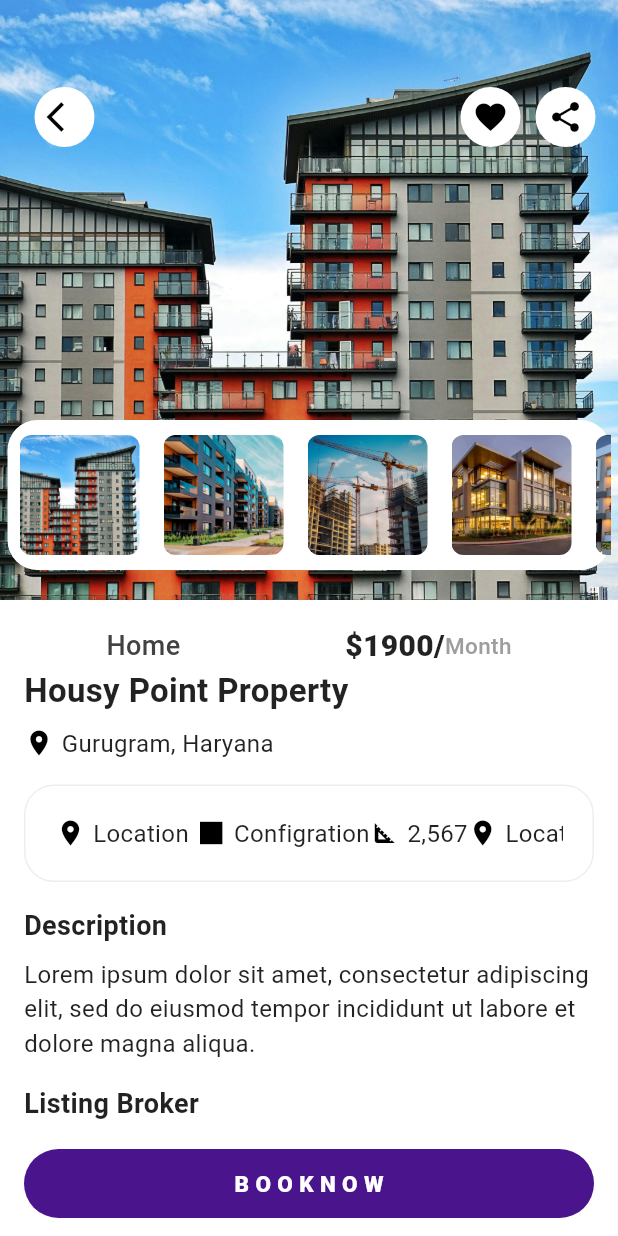
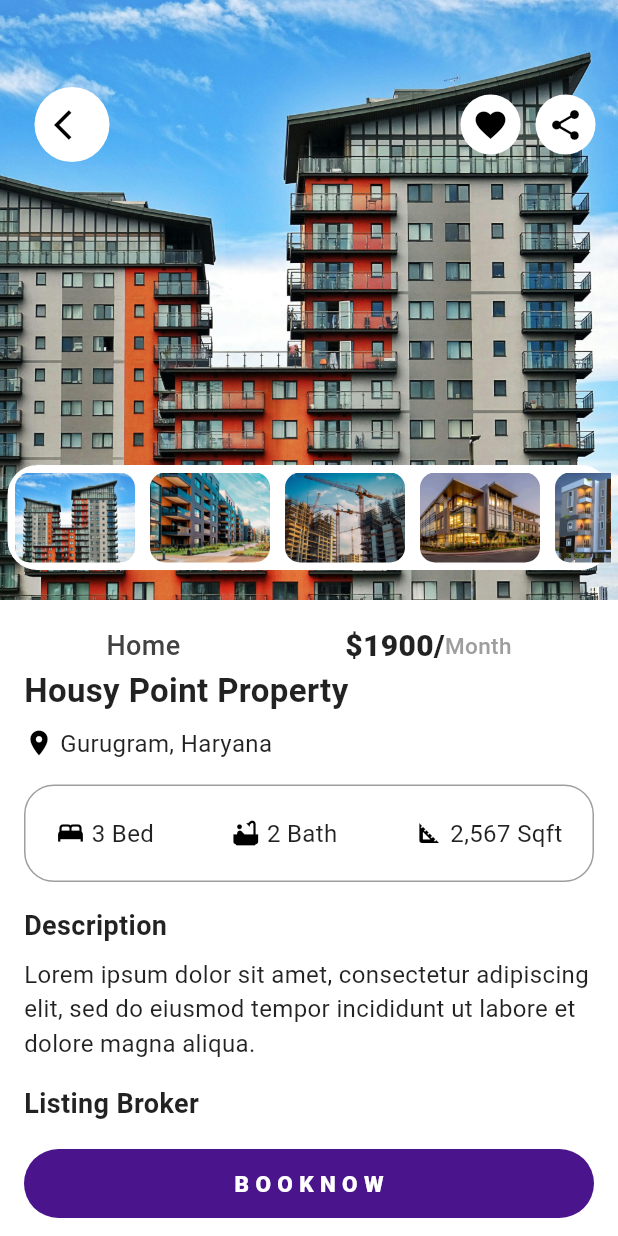
Before and after one commit to prayasjadaun/HousyPoint, a Flutter app: the PropertyDetailScreen screen opened directly, on a phone screen of 412 x 824 dp. Run offline on Flutter 3.47's test engine with Material 3 defaults, Android fonts, the phone set to English and light mode, and no system bars; our stand-ins replace convex_bottom_bar, country_picker, flutter_map, flutter_spinkit, geocoding, geolocator and 7 more; missing offline and left inert: insta_image_viewer.

Commit message:
Add changes in aparts screen

```diff
--- a/housy_point/lib/views/screens/homeContentScreen/second_apart_screen.dart
+++ b/housy_point/lib/views/screens/homeContentScreen/second_apart_screen.dart
@@ -149,13 +149,26 @@ class _PropertyDetailScreenState extends State<PropertyDetailScreen> {
   ];
 
   final List<AmenityItems> amenityitems = [
-    AmenityItems(name: 'Basket Ball', icon: Icons.sports_basketball),
-    AmenityItems(name: 'Themed Garden', icon: Icons.park),
-    AmenityItems(name: 'Golf Putting', icon: Icons.golf_course),
-    AmenityItems(name: 'Swimming Pool', icon: Icons.pool),
-    AmenityItems(name: 'Gym', icon: Icons.fitness_center),
-    AmenityItems(name: 'Kids Play Area', icon: Icons.child_friendly),
-    AmenityItems(name: 'Tennis Court', icon: Icons.sports_tennis),
+    AmenityItems(name: 'Basket Ball', iconName: '🏀'),
+    AmenityItems(name: 'Themed Garden', iconName: '⛲️'),
+    AmenityItems(name: 'Golf Putting', iconName: '⛳️⛳️'),
+    AmenityItems(name: 'Swimming Pool', iconName: '🏊🏻'),
+    AmenityItems(name: 'Gym', iconName: '🏋🏻'),
+    AmenityItems(name: 'Kids Play Area', iconName: '🛝🛝'),
+    AmenityItems(name: 'Sports', iconName: '🚵🏻‍♀️'),
+    AmenityItems(name: 'Smoke Free', iconName: '🚬'),
+  ];
+  final List<Color> iconBgColor = [
+    Colors.green.shade300,
+    Colors.red.shade300,
+    Colors.white,
+    Colors.blue.shade300,
+    Colors.deepPurple.shade300,
+    Colors.yellow.shade300,
+    Colors.pink.shade300,
+    Colors.orange.shade300,
+    Colors.brown.shade300,
+    Colors.grey.shade300,
   ];
 
   @override
@@ -172,8 +185,35 @@ class _PropertyDetailScreenState extends State<PropertyDetailScreen> {
 
     return Scaffold(
         // appBar: AppBar(
-        //   backgroundColor: Colors.transparent,
-        //   title: ,
+        //   title: Row(
+        //     mainAxisAlignment: MainAxisAlignment.end,
+        //     children: [
+        //       Container(
+        //           height: 50,
+        //           width: 150,
+        //           child: Center(
+        //               child: Image.asset(
+        //             'assets/applogos/white_logo_point.jpg',
+        //           ))),
+        //       CircleAvatar(
+        //         backgroundColor: Colors.white,
+        //         child: Icon(
+        //           Icons.favorite,
+        //           color: Colors.black,
+        //         ),
+        //       ),
+        //       SizedBox(
+        //         width: 10,
+        //       ),
+        //       CircleAvatar(
+        //         backgroundColor: Colors.white,
+        //         child: Icon(
+        //           Icons.share,
+        //           color: Colors.black,
+        //         ),
+        //       )
+        //     ],
+        //   ),
         // ),
         body: SingleChildScrollView(
           child: Column(
@@ -208,10 +248,13 @@ class _PropertyDetailScreenState extends State<PropertyDetailScreen> {
                             Navigator.pop(context);
                           },
                           icon: CircleAvatar(
+                            radius: 25,
                             backgroundColor: Colors.white,
+                            child: Center(
                               child: Icon(
                                 Icons.arrow_back_ios,
                                 color: Colors.black,
+                              ),
                             ),
                           ),
                         ),
@@ -245,9 +288,8 @@ class _PropertyDetailScreenState extends State<PropertyDetailScreen> {
                     right: 5,
                     bottom: 20,
                     child: Container(
-                      padding:
-                          EdgeInsets.symmetric(horizontal: 0, vertical: 10),
-                      height: 100,
+                      padding: EdgeInsets.symmetric(horizontal: 0, vertical: 5),
+                      height: 70,
                       decoration: BoxDecoration(
                         color: Colors.white,
                         borderRadius: BorderRadius.circular(20),
@@ -264,7 +306,7 @@ class _PropertyDetailScreenState extends State<PropertyDetailScreen> {
                                   .resumeAutoSlide(propertyImages);
                             },
                             child: Container(
-                              margin: const EdgeInsets.symmetric(horizontal: 8),
+                              margin: const EdgeInsets.symmetric(horizontal: 5),
                               width: 80,
                               decoration: BoxDecoration(
                                 // border: Border.all(
@@ -277,7 +319,7 @@ class _PropertyDetailScreenState extends State<PropertyDetailScreen> {
                                 borderRadius: BorderRadius.circular(10),
                               ),
                               child: ClipRRect(
-                                borderRadius: BorderRadius.circular(8),
+                                borderRadius: BorderRadius.circular(10),
                                 child: Image.asset(
                                   propertyImages[index],
                                   fit: BoxFit.cover,
@@ -335,40 +377,22 @@ class _PropertyDetailScreenState extends State<PropertyDetailScreen> {
                       text: 'Gurugram, Haryana',
                     ),
                     const SizedBox(height: 16),
-
                     Container(
                       padding: const EdgeInsets.all(20),
                       decoration: BoxDecoration(
                         borderRadius: BorderRadius.circular(20),
-                        border: Border.all(color: Colors.grey.shade200)
+                        border: Border.all(color: Colors.grey),
                       ),
-                      child: SingleChildScrollView(
-                        scrollDirection: Axis.horizontal,
                       child: Row(
-                          mainAxisAlignment: MainAxisAlignment.spaceAround,
+                        mainAxisAlignment: MainAxisAlignment.spaceBetween,
                         children: const [
+                          IconWithText(icon: Icons.bed, text: '3 Bed'),
+                          IconWithText(icon: Icons.bathtub, text: '2 Bath'),
                           IconWithText(
-                                icon: Icons.location_on, text: 'Location'),
-                                SizedBox(width: 5,),
-                            IconWithText(
-                                icon: Icons.square_sharp,
-                                text: 'Configration'),
-                            IconWithText(
-                                icon: Icons.square_foot,
-                                text: '2,567'),
-                                IconWithText(
-                                icon: Icons.location_on, text: 'Location'),
-                            IconWithText(
-                                icon: Icons.square_sharp,
-                                text: 'Configration'),
-                            IconWithText(
-                                icon: Icons.square_foot,
-                                text: '2,567'),
+                              icon: Icons.square_foot, text: '2,567 Sqft'),
                         ],
                       ),
                     ),
-                    ),
-
                     const SizedBox(height: 16),
                     // Description--------------
                     const Text(
@@ -397,6 +421,9 @@ class _PropertyDetailScreenState extends State<PropertyDetailScreen> {
                       subtitle: Text('18392719103'),
                       trailing: Icon(Icons.phone),
                     ),
+                    SizedBox(
+                      height: 10,
+                    ),
                     // Amenties --------
                     Row(
                       mainAxisAlignment: MainAxisAlignment.spaceBetween,
@@ -413,58 +440,77 @@ class _PropertyDetailScreenState extends State<PropertyDetailScreen> {
                       ],
                     ),
                     Container(
-                      height: 300,
+                      height: 220,
+                      decoration: BoxDecoration(
+                          border: Border.all(color: Colors.grey.shade200),
+                          borderRadius: BorderRadius.circular(20)),
+                      padding:
+                          EdgeInsets.symmetric(vertical: 10, horizontal: 1),
                       child: GridView.builder(
-                        physics:
-                            BouncingScrollPhysics(), // Optional, adjust based on your use case
+                        physics: NeverScrollableScrollPhysics(),
                         scrollDirection: Axis.vertical,
-                        shrinkWrap:
-                            true, // Ensures the GridView takes up only as much space as needed
                         gridDelegate: SliverGridDelegateWithFixedCrossAxisCount(
-                          crossAxisCount: 5, // Number of columns
-                          crossAxisSpacing: 5, // Space between columns
-                          mainAxisSpacing: 15, // Space between rows
-                          childAspectRatio:
-                              1, // Aspect ratio of each grid item (1 means square)
+                          crossAxisCount: 4, // Number of columns
+                          mainAxisSpacing: 10, // Space between rows
                         ),
                         itemCount: amenityitems.length,
                         itemBuilder: (context, index) {
+                          // Handle null iconName or name
+                          String icon = amenityitems[index]
+                              .iconName; // Fallback to a default icon
+
+
                           return Column(
-                            crossAxisAlignment:
-                                CrossAxisAlignment.center, // Center the items
+                            mainAxisAlignment: MainAxisAlignment
+                                .center, // Center items vertically
+                            crossAxisAlignment: CrossAxisAlignment
+                                .center, // Center items horizontally
                             children: [
                               Container(
-                                height: 50,
-                                width: 50,
+                                height: 70,
+                                width: 70,
                                 decoration: BoxDecoration(
-                                  shape: BoxShape.rectangle,
-                                  borderRadius: BorderRadius.circular(20),
-                                  color: Colors.grey.shade300,
-                                ),
-                                child: Icon(
-                                  amenityitems[index].icon,
-                                  color: Colors.black,
+                                    // border: Border.all(color: Colors.red),
+                                    borderRadius: BorderRadius.circular(25),
+                                    color: Colors.grey.shade200),
+                                child: Center(
+                                  child: Text(
+                                    icon,
+                                    style: TextStyle(fontSize: 30),
                                   ),
                                 ),
-                              SizedBox(height: 5),
+                              ),
+                              // Small gap between icon and text
                               Expanded(
-                                child: Align(
-                                  alignment: Alignment.center,
                                 child: Text(
-                                    softWrap: false,
                                   maxLines: 2,
+                                  softWrap: true,
                                   amenityitems[index].name,
                                   textAlign:
                                       TextAlign.center, // Center the text
-                                    overflow: TextOverflow
-                                        .ellipsis, // Add ellipsis if text overflows
-                                  ),
+                                  // overflow: TextOverflow
+                                  //   .ellipsis, // Add ellipsis if text overflows
                                 ),
                               ),
                             ],
                           );
                         },
                       ),
+                    ),
+                    SizedBox(height: 10),
+                    Row(
+                      mainAxisAlignment: MainAxisAlignment.spaceBetween,
+                      children: [
+                        Text(
+                          'Landmarks',
+                          style: TextStyle(
+                              fontSize: 18, fontWeight: FontWeight.w700),
+                        ),
+                        Text(
+                          'see all',
+                          style: TextStyle(color: Colors.blue),
+                        ),
+                      ],
                     ),
                   ],
                 ),
@@ -500,8 +546,8 @@ class _PropertyDetailScreenState extends State<PropertyDetailScreen> {
 
 class AmenityItems {
   final String name;
-  final IconData icon;
-  AmenityItems({required this.name, required this.icon});
+  final String iconName;
+  AmenityItems({required this.name, required this.iconName});
 }
 
 class IconWithText extends StatelessWidget {
@@ -516,7 +562,7 @@ class IconWithText extends StatelessWidget {
     return Row(
       children: [
         Icon(icon, size: 20, color: Colors.black),
-        const SizedBox(width: 5),
+        const SizedBox(width: 4),
         Text(
           text,
           style: const TextStyle(fontSize: 16),
```
Lines whose indentation alone changed are shown as unchanged.
